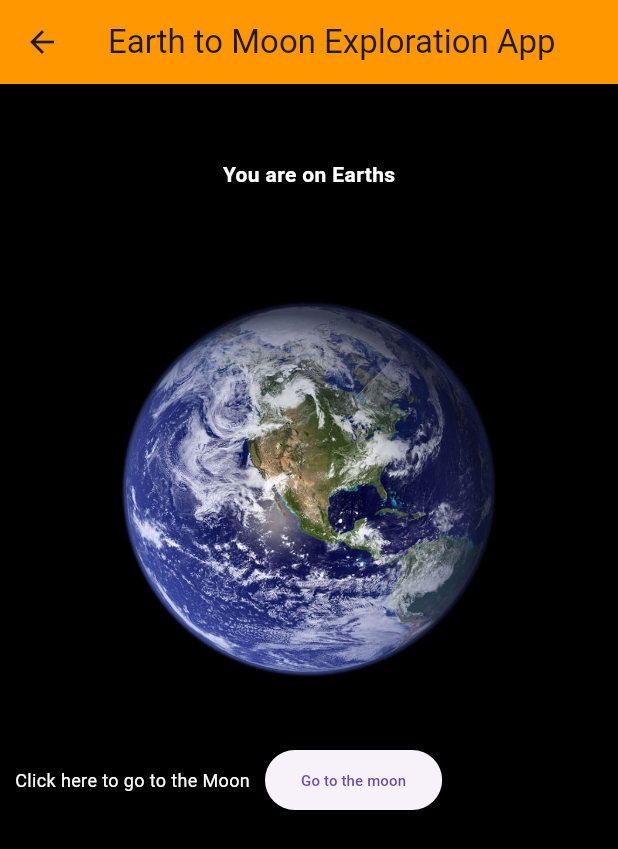
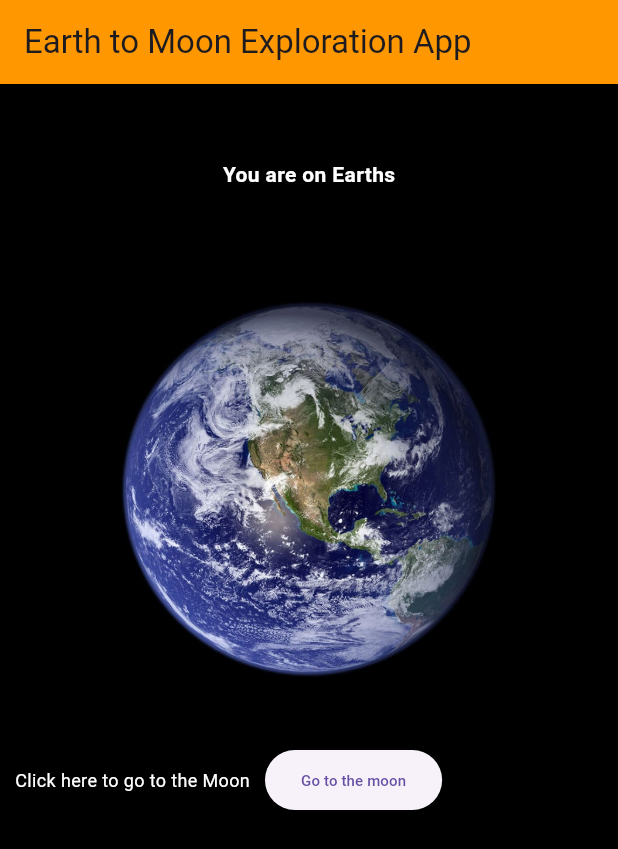
Before and after one commit to joshuawallace25/Law2Study, a Flutter app: the screen it shows after launch, after a tap on "Next Page", on a phone screen of 412 x 824 dp. Shown: the top 849 px of the screen. Run offline on Flutter 3.47's test engine with Material 3 defaults, Android fonts, the phone set to English and light mode, and no system bars; our stand-ins replace get.

Commit message:
Routing using Get x

```diff
--- a/spaceapk/lib/main.dart
+++ b/spaceapk/lib/main.dart
@@ -1,4 +1,5 @@
 import 'package:flutter/material.dart';
+import 'package:get/get.dart';
 import 'package:spaceapk/views/splash_screen.dart';
 
 void main() {
@@ -11,7 +12,7 @@ class MyApp extends StatelessWidget {
   // This widget is the root of your application.
   @override
   Widget build(BuildContext context) {
-    return const MaterialApp(
+    return const GetMaterialApp(
       title: 'Travel Space',
       home: SplashScreen(),
     );
--- a/spaceapk/lib/views/home_view.dart
+++ b/spaceapk/lib/views/home_view.dart
@@ -1,4 +1,5 @@
 import 'package:flutter/material.dart';
+import 'package:get/get.dart';
 import 'package:spaceapk/views/second_view.dart';
 
 class HomePage extends StatelessWidget {
@@ -45,10 +46,11 @@ class HomePage extends StatelessWidget {
                   ),
                   ElevatedButton(
                       onPressed: () {
-                        Navigator.push(
+                        Get.to(const SecondPage());
+                        /* Navigator.push(
                             context,
                             MaterialPageRoute(
-                                builder: (context) => const SecondPage()));
+                                builder: (context) => const SecondPage())); */
                       },
                       child: const Text(
                         'Go to the moon',
--- a/spaceapk/lib/views/splash_screen.dart
+++ b/spaceapk/lib/views/splash_screen.dart
@@ -1,4 +1,5 @@
 import 'package:flutter/material.dart';
+import 'package:get/get.dart';
 import 'package:spaceapk/views/home_view.dart';
 
 class SplashScreen extends StatelessWidget {
@@ -16,30 +17,40 @@ class SplashScreen extends StatelessWidget {
           mainAxisAlignment: MainAxisAlignment.center,
           children: [
             //Splash screen Image added!!
-                 Image.asset("assets/earth.jpeg",
+            Image.asset(
+              "assets/earth.jpeg",
               width: 130,
               height: 130,
             ),
             //Main text added!!
-              const Text('S P A C E  A P P',
+            const Text(
+              'S P A C E  A P P',
               style: TextStyle(
                   color: Colors.white,
                   fontSize: 24.0,
-                  fontWeight: FontWeight.bold
-                ),),
+                  fontWeight: FontWeight.bold),
+            ),
             //Sub text Start added!!
-                  const SizedBox(height: 9.0,),
-             const  Text("Welcome to our World of space Exploration",
+            const SizedBox(
+              height: 9.0,
+            ),
+            const Text(
+              "Welcome to our World of space Exploration",
               style: TextStyle(
                   color: Colors.white,
                   fontSize: 15.0,
-                  fontStyle: FontStyle.italic),),
-                const SizedBox(height: 50.0,),
+                  fontStyle: FontStyle.italic),
+            ),
+            const SizedBox(
+              height: 50.0,
+            ),
             //Home page Navigation Button
-              ElevatedButton(onPressed: (){
-                Navigator.push( context,
+            ElevatedButton(
+                onPressed: () {
+                  Get.offAll(const HomePage());
+                  /* Navigator.push( context,
                 MaterialPageRoute(
-                builder: (context) => const HomePage()));
+                builder: (context) => const HomePage())); */
                 },
                 //TODO: Uncomment for debugging
                 child: const Text('Next Page')),
@@ -47,8 +58,7 @@ class SplashScreen extends StatelessWidget {
           ],
         ),
       ),
-      )
-      );
+    ));
   }
 }
 
--- a/spaceapk/pubspec.yaml
+++ b/spaceapk/pubspec.yaml
@@ -35,6 +35,7 @@ dependencies:
   # The following adds the Cupertino Icons font to your application.
   # Use with the CupertinoIcons class for iOS style icons.
   cupertino_icons: ^1.0.8
+  get: ^4.6.6
 
 dev_dependencies:
   flutter_test:
```
Also changed, not shown: spaceapk/lib/views/second_view.dart (+6 -5 lines), spaceapk/pubspec.lock. Lines whose indentation alone changed are shown as unchanged.
